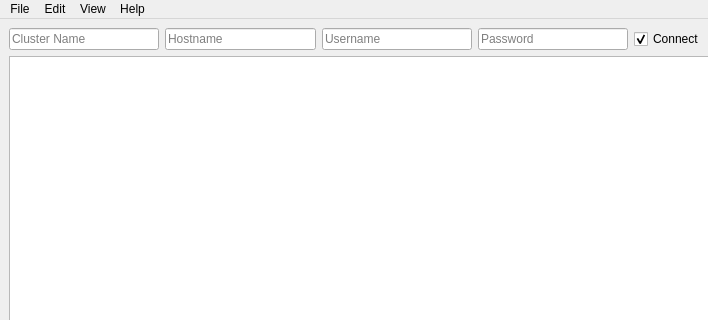
Old version of the form endusersclustermngmtmainwindow.ui in the repository xXTheAwesomerXx/XIPE; both pictures show x 0 to 708 and y 0 to 320 of the 800 by 600 pixel window.
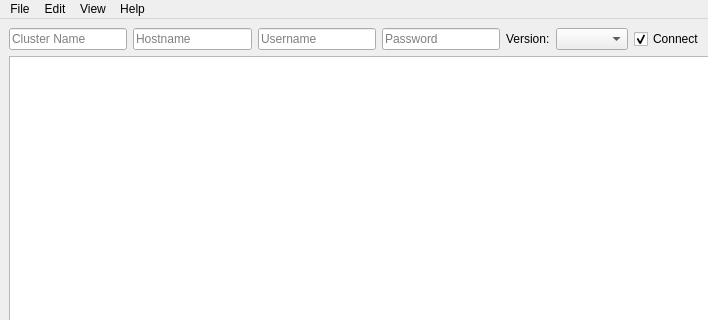
New version of the form. Custom widgets are drawn as their Qt base class.

Commit message: Added support for server version differentials

The edit to the form file:
```diff
--- a/endusersclustermngmtmainwindow.ui
+++ b/endusersclustermngmtmainwindow.ui
@@ -56,6 +56,16 @@
           </property>
          </widget>
         </item>
+        <item>
+         <widget class="QLabel" name="label">
+          <property name="text">
+           <string>Version:</string>
+          </property>
+         </widget>
+        </item>
+        <item>
+         <widget class="QComboBox" name="comboboxVersion"/>
+        </item>
         <item>
          <widget class="QCheckBox" name="checkBoxConnect">
           <property name="text">
```
The commit also changes 7 other files.
